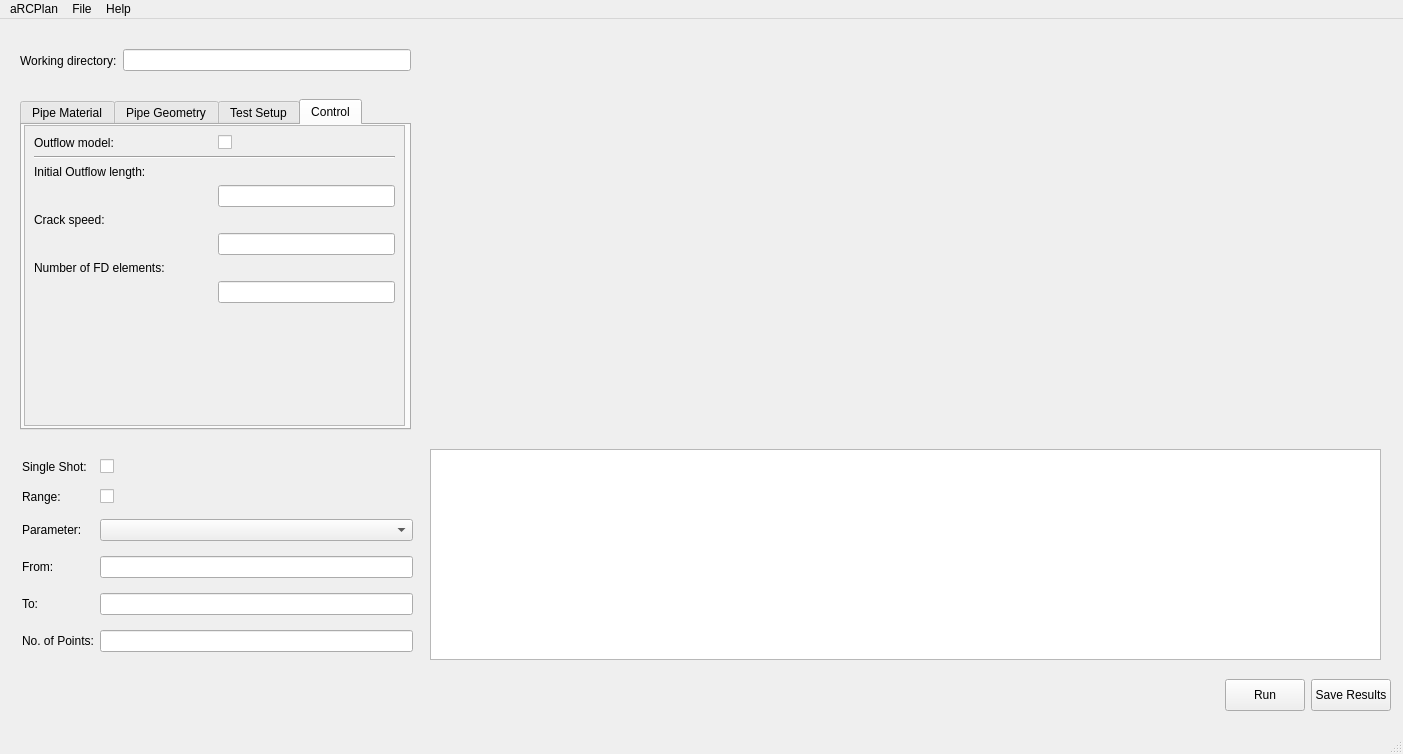
FraserEdwards/aRCPlanQt, file guimain.ui: the form before one commit.
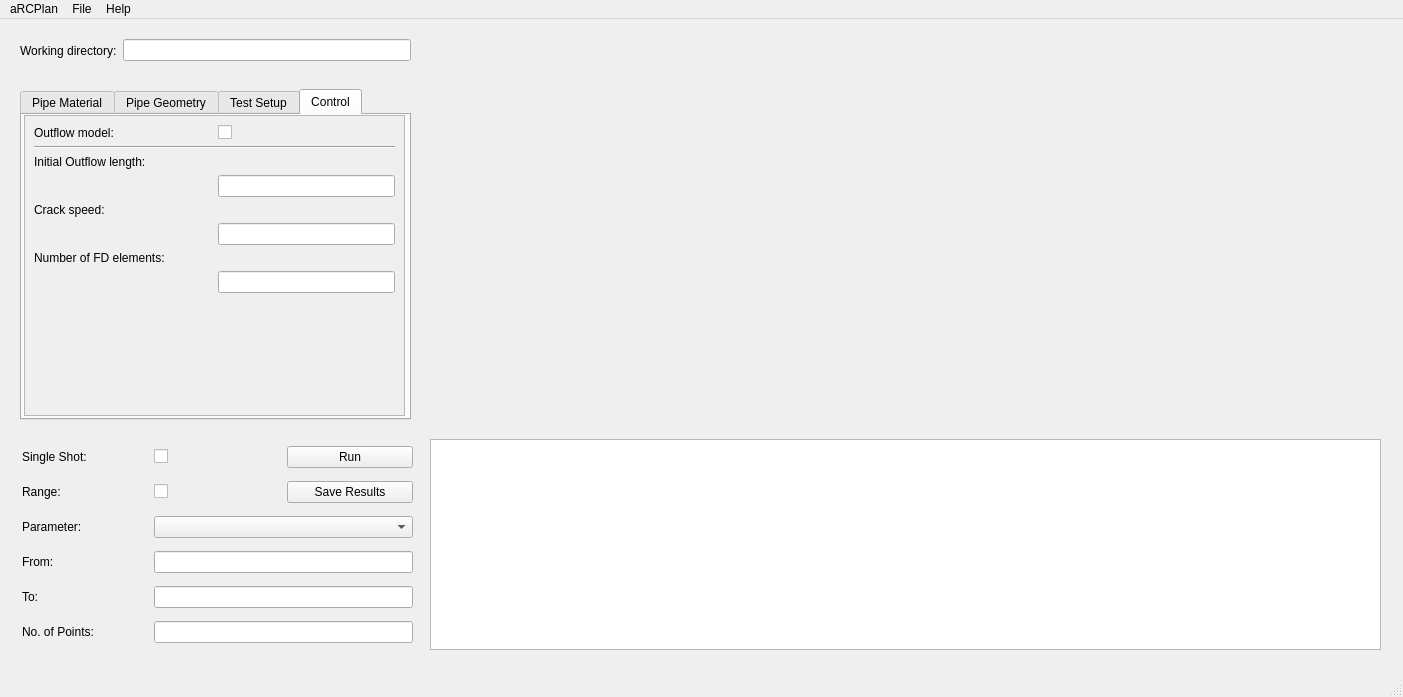
The form after the commit. Custom widgets are drawn as their Qt base class.

Commit message: Moved text interfaces to dialogs

Diff of the .ui file:
```diff
--- a/guimain.ui
+++ b/guimain.ui
@@ -7,7 +7,7 @@
     <x>0</x>
     <y>0</y>
     <width>1403</width>
-    <height>754</height>
+    <height>697</height>
    </rect>
   </property>
   <property name="maximumSize">
@@ -24,7 +24,7 @@
     <property name="geometry">
      <rect>
       <x>430</x>
-      <y>30</y>
+      <y>20</y>
       <width>465</width>
       <height>381</height>
      </rect>
@@ -40,7 +40,7 @@
     <property name="geometry">
      <rect>
       <x>20</x>
-      <y>80</y>
+      <y>70</y>
       <width>391</width>
       <height>331</height>
      </rect>
@@ -750,7 +750,7 @@
     <property name="geometry">
      <rect>
       <x>20</x>
-      <y>30</y>
+      <y>20</y>
       <width>391</width>
       <height>23</height>
      </rect>
@@ -772,74 +772,17 @@
     <property name="geometry">
      <rect>
       <x>430</x>
-      <y>430</y>
+      <y>420</y>
       <width>951</width>
       <height>211</height>
      </rect>
     </property>
    </widget>
-   <widget class="QWidget" name="layoutWidget">
-    <property name="geometry">
-     <rect>
-      <x>0</x>
-      <y>660</y>
-      <width>1391</width>
-      <height>32</height>
-     </rect>
-    </property>
-    <layout class="QGridLayout" name="gridLayout">
-     <item row="0" column="1">
-      <widget class="QPushButton" name="Runbutton">
-       <property name="sizePolicy">
-        <sizepolicy hsizetype="Minimum" vsizetype="Fixed">
-         <horstretch>0</horstretch>
-         <verstretch>0</verstretch>
-        </sizepolicy>
-       </property>
-       <property name="maximumSize">
-        <size>
-         <width>100</width>
-         <height>50</height>
-        </size>
-       </property>
-       <property name="text">
-        <string>Run</string>
-       </property>
-      </widget>
-     </item>
-     <item row="0" column="2">
-      <widget class="QPushButton" name="Save">
-       <property name="maximumSize">
-        <size>
-         <width>100</width>
-         <height>50</height>
-        </size>
-       </property>
-       <property name="text">
-        <string>Save Results</string>
-       </property>
-      </widget>
-     </item>
-     <item row="0" column="0">
-      <spacer name="horizontalSpacer">
-       <property name="orientation">
-        <enum>Qt::Horizontal</enum>
-       </property>
-       <property name="sizeHint" stdset="0">
-        <size>
-         <width>1000</width>
-         <height>20</height>
-        </size>
-       </property>
-      </spacer>
-     </item>
-    </layout>
-   </widget>
    <widget class="QCustomPlot" name="Resultsplot" native="true">
     <property name="geometry">
      <rect>
       <x>915</x>
-      <y>30</y>
+      <y>20</y>
       <width>465</width>
       <height>381</height>
      </rect>
@@ -855,9 +798,9 @@
     <property name="geometry">
      <rect>
       <x>22</x>
-      <y>431</y>
+      <y>420</y>
       <width>391</width>
-      <height>211</height>
+      <height>212</height>
      </rect>
     </property>
     <layout class="QGridLayout" name="gridLayout_3">
@@ -871,13 +814,16 @@
        </property>
       </widget>
      </item>
-     <item row="4" column="1">
-      <widget class="QLineEdit" name="to"/>
-     </item>
-     <item row="1" column="0">
-      <widget class="QLabel" name="label">
+     <item row="1" column="2">
+      <widget class="QPushButton" name="Save">
+       <property name="maximumSize">
+        <size>
+         <width>200</width>
+         <height>50</height>
+        </size>
+       </property>
        <property name="text">
-        <string>Range:</string>
+        <string>Save Results</string>
        </property>
       </widget>
      </item>
@@ -909,16 +855,6 @@
        </property>
       </widget>
      </item>
-     <item row="3" column="1">
-      <widget class="QLineEdit" name="from"/>
-     </item>
-     <item row="2" column="1">
-      <widget class="QComboBox" name="parameter">
-       <property name="frame">
-        <bool>true</bool>
-       </property>
-      </widget>
-     </item>
      <item row="0" column="0">
       <widget class="QLabel" name="label_2">
        <property name="text">
@@ -926,9 +862,6 @@
        </property>
       </widget>
      </item>
-     <item row="5" column="1">
-      <widget class="QLineEdit" name="noofpoints"/>
-     </item>
      <item row="3" column="0">
       <widget class="QLabel" name="label_8">
        <property name="text">
@@ -939,6 +872,48 @@
        </property>
       </widget>
      </item>
+     <item row="1" column="0">
+      <widget class="QLabel" name="label">
+       <property name="text">
+        <string>Range:</string>
+       </property>
+      </widget>
+     </item>
+     <item row="0" column="2">
+      <widget class="QPushButton" name="Runbutton">
+       <property name="sizePolicy">
+        <sizepolicy hsizetype="Minimum" vsizetype="Fixed">
+         <horstretch>0</horstretch>
+         <verstretch>0</verstretch>
+        </sizepolicy>
+       </property>
+       <property name="maximumSize">
+        <size>
+         <width>200</width>
+         <height>50</height>
+        </size>
+       </property>
+       <property name="text">
+        <string>Run</string>
+       </property>
+      </widget>
+     </item>
+     <item row="2" column="1" colspan="2">
+      <widget class="QComboBox" name="parameter">
+       <property name="frame">
+        <bool>true</bool>
+       </property>
+      </widget>
+     </item>
+     <item row="3" column="1" colspan="2">
+      <widget class="QLineEdit" name="from"/>
+     </item>
+     <item row="4" column="1" colspan="2">
+      <widget class="QLineEdit" name="to"/>
+     </item>
+     <item row="5" column="1" colspan="2">
+      <widget class="QLineEdit" name="noofpoints"/>
+     </item>
     </layout>
    </widget>
    <zorder>layoutWidget</zorder>
```
Left out of the diff: 15 changed lines with no effect on the pictures. The commit also changes 2 other files.
